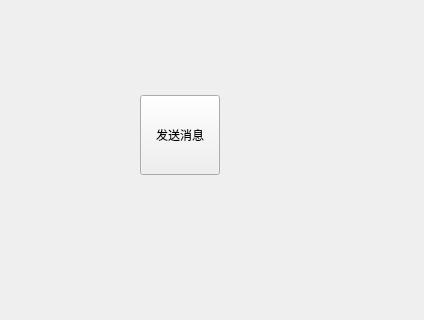
Above: QQ/Client/information.ui from chenxxh1/mini-chat before the change; both pictures show x 0 to 424 and y 145 to 465 of the 424 by 629 pixel window. Below: the same form after it.
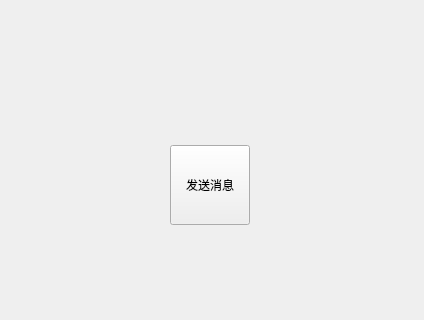
That is the form after the change. Icons and pictures are not drawn.

The edit to the form file:
```diff
--- a/QQ/Client/information.ui
+++ b/QQ/Client/information.ui
@@ -41,8 +41,8 @@
    <widget class="QPushButton" name="sendpushButton">
     <property name="geometry">
      <rect>
-      <x>140</x>
-      <y>240</y>
+      <x>170</x>
+      <y>290</y>
       <width>80</width>
       <height>80</height>
      </rect>
@@ -57,7 +57,7 @@
      <string>发送消息</string>
     </property>
    </widget>
-   <widget class="QWidget" name="">
+   <widget class="QWidget" name="layoutWidget">
     <property name="geometry">
      <rect>
       <x>70</x>
```
Left out of the diff: 4 changed lines with no effect on the pictures.
